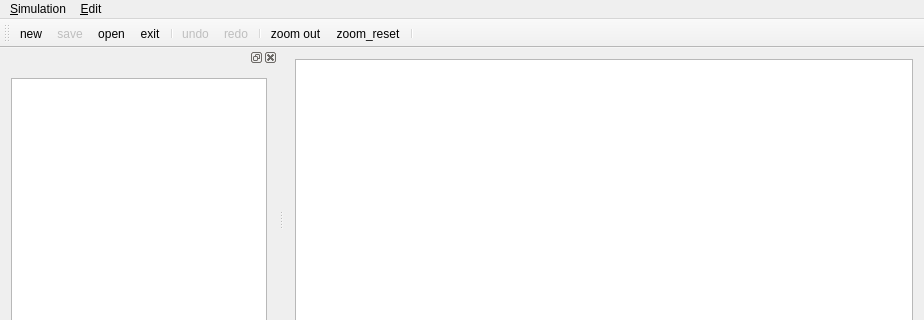
gregorburger/CityDrain3, file src/gui/mainwindow.ui: the form before one commit; both pictures show x 0 to 924 and y 0 to 320 of the 924 by 650 pixel window.
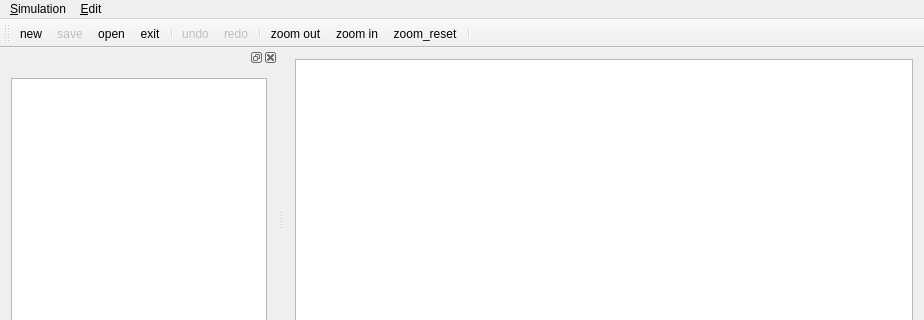
The form after the commit. Icons and pictures are not drawn.

Commit message: zoom + slipped through

```diff
--- a/src/gui/mainwindow.ui
+++ b/src/gui/mainwindow.ui
@@ -131,6 +131,7 @@
    <addaction name="actionRedo"/>
    <addaction name="separator"/>
    <addaction name="actionZoom_out"/>
+   <addaction name="actionZoom_in"/>
    <addaction name="actionZoom_reset"/>
    <addaction name="separator"/>
   </widget>
```
